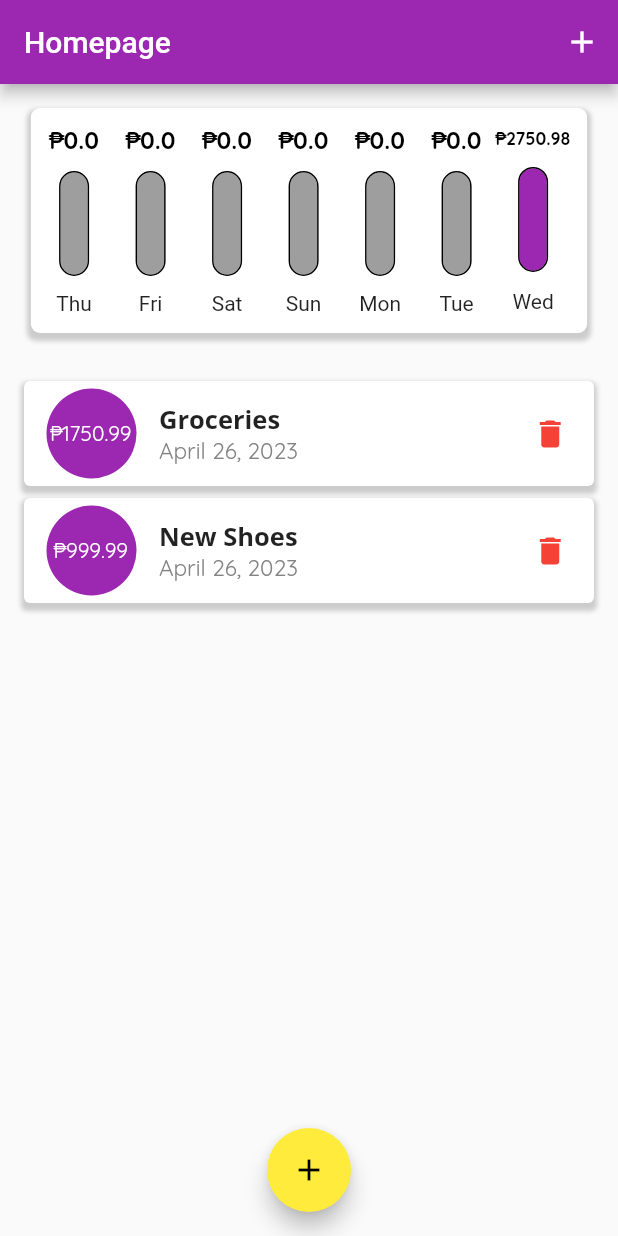
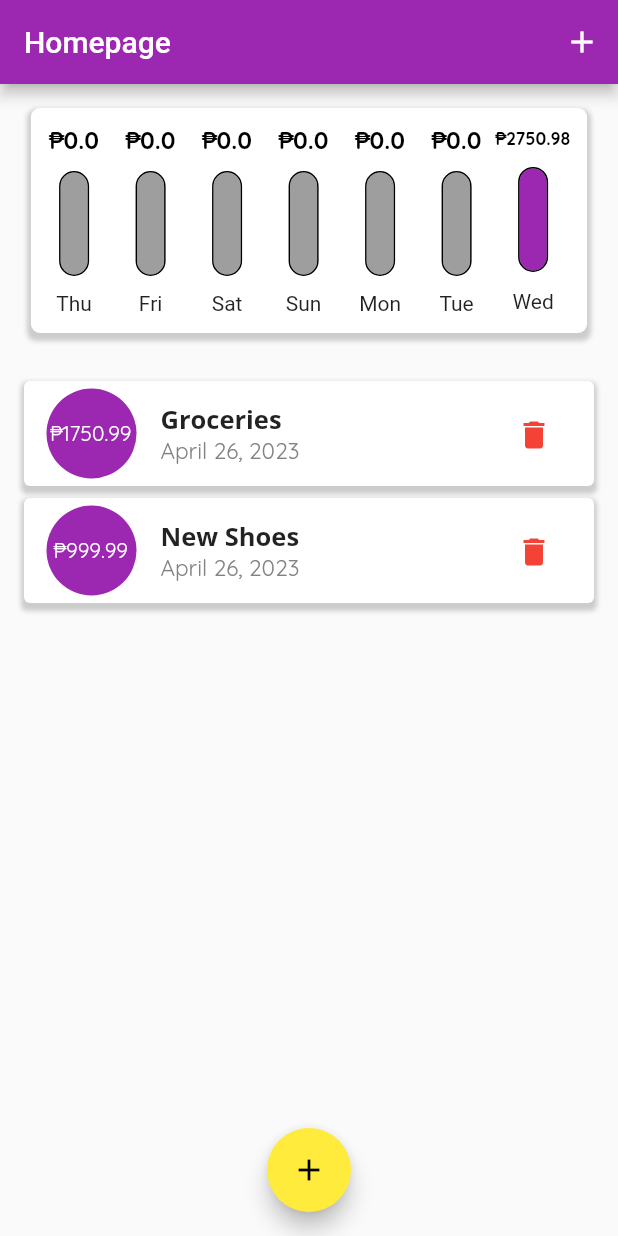
Before and after one commit to DoomMangoes/ExpenseTracker, a Flutter app: the screen it shows after launch, on a phone screen of 412 x 824 dp. Run offline on Flutter 3.47's test engine with Material 2 defaults, Android fonts, the phone set to English and light mode, and no system bars.

Commit message:
made minor changes to ui

```diff
--- a/lib/widgets/expenseItemWidget.dart
+++ b/lib/widgets/expenseItemWidget.dart
@@ -52,14 +52,9 @@ class ExpenseItemWidget extends StatelessWidget {
               ),
             ),
           ),
-          Padding(
-            padding: const EdgeInsets.only(left: 15.0),
-            child: Column(
-              mainAxisAlignment: MainAxisAlignment.center,
-              crossAxisAlignment: CrossAxisAlignment.start,
-              mainAxisSize: MainAxisSize.min,
-              children: [
-                Text(
+          Expanded(
+            child: ListTile(
+              title: Text(
                 expenseItem.title,
                 textAlign: TextAlign.start,
                 style: TextStyle(
@@ -68,22 +63,15 @@ class ExpenseItemWidget extends StatelessWidget {
                   fontSize: 17,
                 ),
               ),
-                Text(
+              subtitle: Text(
                 DateFormat.yMMMMd().format(expenseItem.date),
-                  textAlign: TextAlign.center,
                 style: TextStyle(
                   color: Color(0xFF828282),
                   fontFamily: 'Quicksand',
                   fontSize: 15,
                 ),
               ),
-              ],
-            ),
-          ),
-          SizedBox(
-            width: MediaQuery.of(context).size.width * .35,
-          ),
-          IconButton(
+              trailing: IconButton(
                 onPressed: () {
                   context.read<ExpenseProvider>().remove(expenseItem);
                 },
@@ -92,6 +80,8 @@ class ExpenseItemWidget extends StatelessWidget {
                   color: Colors.red,
                 ),
               ),
+            ),
+          ),
         ],
       ),
     );
```
Lines whose indentation alone changed are shown as unchanged.
